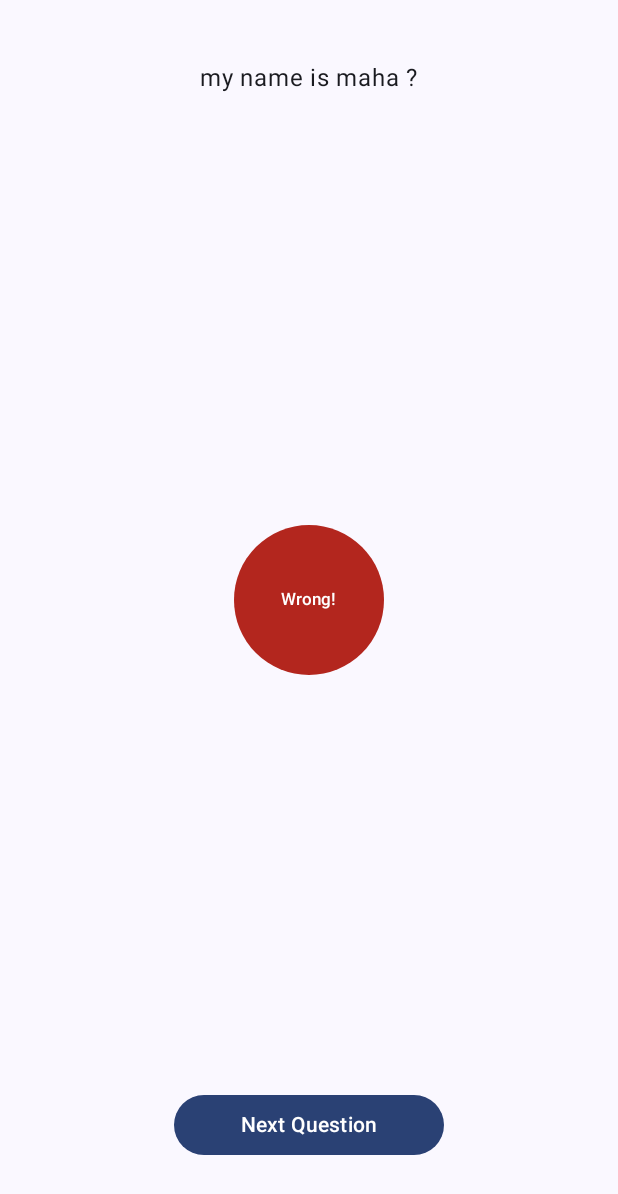
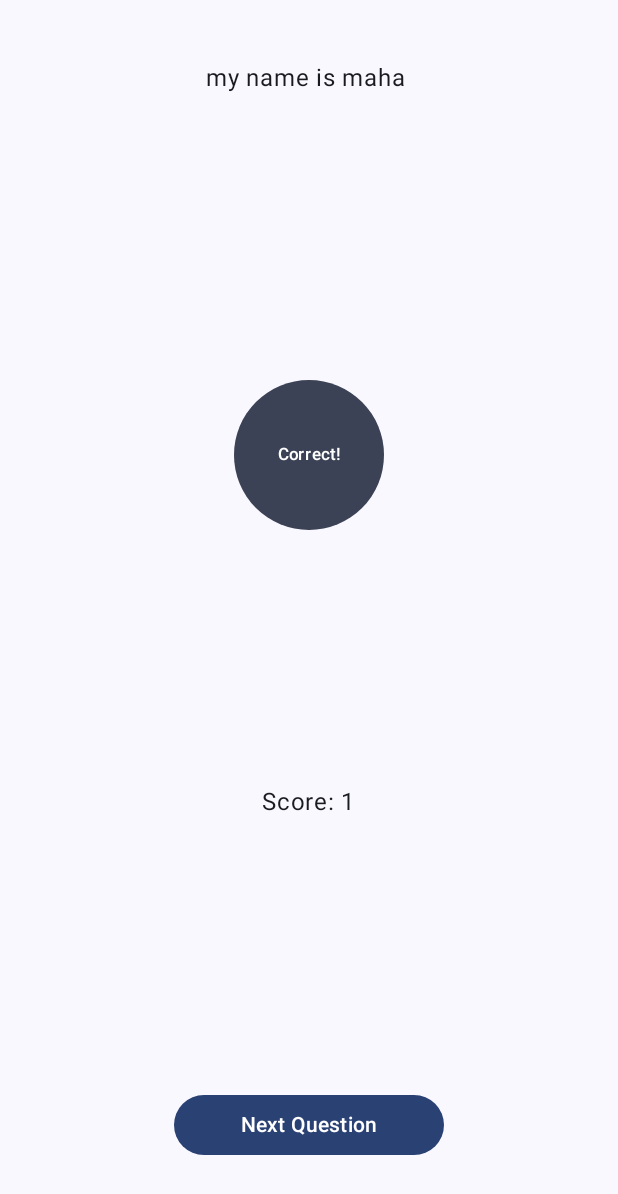
Before and after one commit to mahaawadh1/true_false_question_kotlin, an Android app built with Jetpack Compose: the screen it shows after launch (MainActivity), after a tap on "True", on a phone screen of 412 x 824 dp. Shown: the top 1194 px of the screen. Run offline under Robolectric (Android 15) with nearby library versions, the phone set to English and light mode, and no system bars.

Commit message:
true or false

```diff
--- a/app/src/main/java/com/example/true_false_questions/MainActivity.kt
+++ b/app/src/main/java/com/example/true_false_questions/MainActivity.kt
@@ -7,7 +7,6 @@ import androidx.compose.foundation.layout.Arrangement
 import androidx.compose.foundation.layout.Box
 import androidx.compose.foundation.layout.Column
 import androidx.compose.foundation.layout.Row
-import androidx.compose.foundation.layout.Spacer
 import androidx.compose.foundation.layout.fillMaxSize
 import androidx.compose.foundation.layout.fillMaxWidth
 import androidx.compose.foundation.layout.height
@@ -20,6 +19,7 @@ import androidx.compose.material3.MaterialTheme
 import androidx.compose.material3.Surface
 import androidx.compose.material3.Text
 import androidx.compose.runtime.Composable
+import androidx.compose.runtime.MutableState
 import androidx.compose.runtime.getValue
 import androidx.compose.runtime.mutableStateOf
 import androidx.compose.runtime.remember
@@ -27,31 +27,25 @@ import androidx.compose.runtime.setValue
 import androidx.compose.ui.Alignment
 import androidx.compose.ui.Modifier
 import androidx.compose.ui.draw.clip
-import androidx.compose.ui.graphics.Color
-import androidx.compose.ui.text.font.FontWeight
-import androidx.compose.ui.text.style.TextAlign
 import androidx.compose.ui.tooling.preview.Preview
 import androidx.compose.ui.unit.dp
-import androidx.compose.ui.unit.sp
 import com.example.true_false_questions.ui.theme.True_false_questionsTheme
+import kotlin.reflect.KProperty
 
-class Greeting(s: String) {
 
-}
+data class Question(val text: String, val isCorrect: Boolean)
+
 class MainActivity : ComponentActivity() {
 
     override fun onCreate(savedInstanceState: Bundle?) {
         super.onCreate(savedInstanceState)
         setContent {
             True_false_questionsTheme {
-
                 Surface(
                     modifier = Modifier.fillMaxSize(),
                     color = MaterialTheme.colorScheme.background
                 ) {
-                    TrueFalseGame(
-
-                    )
+                    TrueFalseGame()
                 }
             }
         }
@@ -60,90 +54,117 @@ class MainActivity : ComponentActivity() {
 
 @Composable
 fun TrueFalseGame() {
-    var isCorrect by remember { mutableStateOf(false) }
-    var isSelectedAnsr by remember { mutableStateOf(false) }
-    var isButtonSelect by remember { mutableStateOf(false) }
-    var currentQuestionIndex by remember { mutableStateOf(0) }
-    val questions = listOf(
-        Question("my name is maha ?",true),
-        Question(" is the sky blue ?",true),
-        Question("all animals have 4 legs ?",false)
-    )
-    val currentQuestion = questions.getOrNull(currentQuestionIndex)
+    var showNextButton by remember { mutableStateOf(false) }
+    var questions by remember { mutableStateOf<List<Question>>(emptyList()) }
+    var currentQuestionIndex = remember { mutableStateOf(0) }
+    var AnsrCorrect by remember { mutableStateOf(false) }
+    var UserAnsr by remember { mutableStateOf(false) }
+    var ButtonAnsr by remember { mutableStateOf(false) }
+    var showFeedback by remember { mutableStateOf(false) }
+    //   var showNextQuestion by remember { mutableStateOf(false) }
+    var userScore = remember { mutableStateOf(0) }
 
-    var selectedAnswer by remember { mutableStateOf<Boolean?>(null) }
-    var userScore by remember { mutableStateOf(0) }
+    if (questions.isEmpty()) {
+        questions = listOf(
+            Question("my name is maha ", true),
+            Question("is the sky blue ?", true),
+            Question("all animals have 4 legs ?", false),
+        )
 
-    if (isSelectedAnsr){ isCorrect = selectedAnswer == currentQuestion?.answer
     }
+    AnsrCorrect = UserAnsr == questions[currentQuestionIndex.value].isCorrect
 
     Column(
         modifier = Modifier
-            .clip(CircleShape)
             .fillMaxSize()
-            .width(200.dp)
             .padding(40.dp),
-        horizontalAlignment = Alignment.CenterHorizontally,
-        verticalArrangement = Arrangement.SpaceBetween
-
+        verticalArrangement = Arrangement.SpaceBetween,
+        horizontalAlignment = Alignment.CenterHorizontally
     ) {
-        // Step 1
-        Text(text = currentQuestion?.text ?: "GAME OVER!!",
+        Text(
+            text = questions[currentQuestionIndex.value].text,
             modifier = Modifier.padding(bottom = 20.dp)
         )
+        var showResetButton = currentQuestionIndex.value == questions.size - 1
+        if (showResetButton) {
+            ResetButton(currentQuestionIndex, userScore)
+        }
 
-        // Step 5
-        if (isCorrect) {
+        if (AnsrCorrect && showFeedback && !showResetButton) {
             AnswerFeedback("Correct!", MaterialTheme.colorScheme.secondary)
-        } else {
-            AnswerFeedback("Wrong!", MaterialTheme.colorScheme.error)
+            Text(text = "Score: ${userScore.value}")
         }
-        if (isButtonSelect){
+
+        if (showNextButton) {
             Button(
-                onClick = { isButtonSelect = false
-                    selectedAnswer = null
-                    if (currentQuestionIndex < questions.size -1){                             if (isCorrect) userScore++
-                        currentQuestionIndex++} else {
-                        userScore=0
-                        currentQuestionIndex=0
+                onClick = {
+                    ButtonAnsr = false
+                    showFeedback = false
+                    showNextButton = false
+                    if (currentQuestionIndex.value < questions.size - 1) {
+                        currentQuestionIndex.value++
                     }
                 },
                 modifier = Modifier
-                    .align(Alignment.CenterHorizontally)
-                    .align(Alignment.End)
                     .width(200.dp)
                     .padding(10.dp),
             ) {
-                Text(text = if (currentQuestionIndex < questions.size -1 ) "Next Question" else "RESTART GAME")
+                Text(text = "Next Question")
             }
-        }else {
+        }
+
+        if (!showNextButton && !AnsrCorrect && showFeedback) {
+            ButtonAnsr = true
+            AnswerFeedback("Wrong!", MaterialTheme.colorScheme.error)
+        }
+
+        if (!showNextButton) {
             Row(
                 modifier = Modifier.fillMaxWidth(),
                 horizontalArrangement = Arrangement.SpaceEvenly
-
             ) {
-                // Step 3
                 TrueFalseButton("True") {
-                    isSelectedAnsr = true
-                    isButtonSelect = true
+                    UserAnsr = true
+                    ButtonAnsr = true
+                    AnsrCorrect = UserAnsr == questions[currentQuestionIndex.value].isCorrect
+                    userScore.value += 1
+                    showFeedback = true
+                    showNextButton = true
                 }
                 TrueFalseButton("False") {
-                    isSelectedAnsr = true
-                    selectedAnswer = false}
+                    UserAnsr = false
+                    ButtonAnsr = true
+                    AnsrCorrect = UserAnsr == questions[currentQuestionIndex.value].isCorrect
+                    showFeedback = true
+                    showNextButton = true
+                }
             }
         }
     }
+}
+
+
+private operator fun Any.setValue(nothing: Nothing?, property: KProperty<*>, any: Any) {
 
 }
 
 
 
+@Composable
+fun ResetButton(currentQuestionIndex: MutableState<Int>, userScore: MutableState<Int>) {
+    Button(onClick = {
+        currentQuestionIndex.value = 0
+        userScore.value = 0
+    }) {
+        Text(text = "Reset Game")
+    }
+}
 
 @Composable
-fun TrueFalseButton(text: String, onSelected: () -> Unit) {
+fun TrueFalseButton(text: String, UserAnsr: () -> Unit) {
     Button(
         onClick = {
-            onSelected()
+            UserAnsr()
         },
         modifier = Modifier
             .width(120.dp)
@@ -152,7 +173,6 @@ fun TrueFalseButton(text: String, onSelected: () -> Unit) {
         Text(text = text)
     }
 }
-
 
 @Composable
 fun AnswerFeedback(message: String, backgroundColor: androidx.compose.ui.graphics.Color) {
@@ -163,34 +183,22 @@ fun AnswerFeedback(message: String, backgroundColor: androidx.compose.ui.graphic
             .clip(MaterialTheme.shapes.large)
             .background(backgroundColor)
             .padding(16.dp),
-        contentAlignment = Alignment.Center
+        Alignment.Center
     ) {
         Column(
             horizontalAlignment = Alignment.CenterHorizontally
         ) {
             Text(
-
                 text = message,
                 style = MaterialTheme.typography.labelSmall,
                 color = MaterialTheme.colorScheme.onPrimary
-
             )
         }
     }
 }
 
-@Composable
-        fun GreetingPreview() {
-            True_false_questionsTheme {
-                Greeting("Android")
-            }
-        }
-data class Question(val text: String, val answer: Boolean)
 @Preview(showBackground = true)
 @Composable
 fun TrueFalseGamePreview() {
-
-    True_false_questionsTheme {
-        TrueFalseGame()
-    }
+    TrueFalseGame()
 }
```
